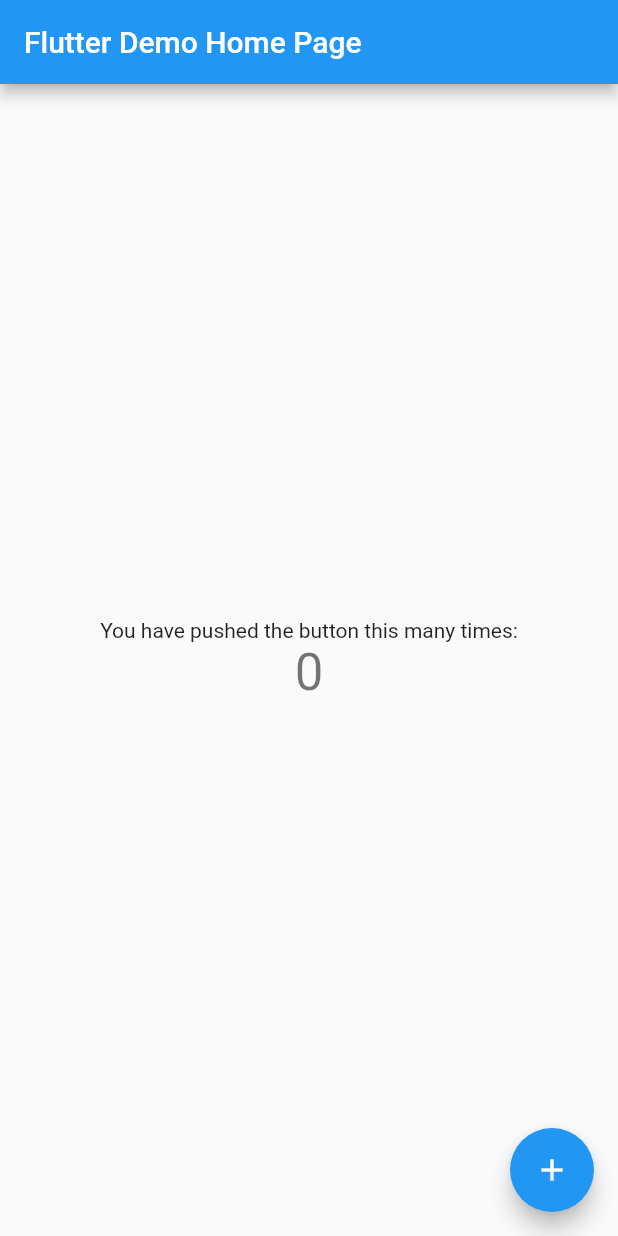
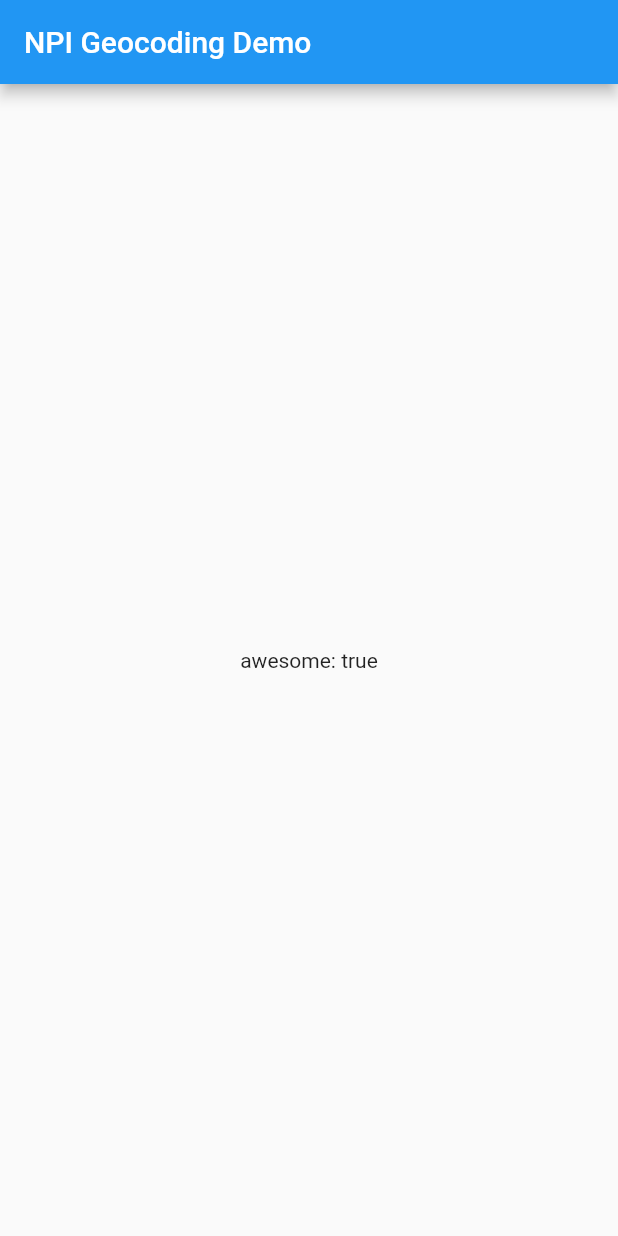
Before and after one commit to datagrove/dart_geocode, a Flutter app: the screen it shows after launch, on a phone screen of 412 x 824 dp. Run offline on Flutter 3.47's test engine with Material 2 defaults, Android fonts, the phone set to English and light mode, and no system bars.

Commit message:
Remove default flutter code

```diff
--- a/flutter_npi_geocode/lib/main.dart
+++ b/flutter_npi_geocode/lib/main.dart
@@ -1,8 +1,11 @@
 import 'package:flutter/material.dart';
+import 'package:dart_npi_geocode/dart_npi_geocode.dart';
 
 void main() {
   runApp(const MyApp());
 }
+
+var awesome = Awesome();
 
 class MyApp extends StatelessWidget {
   const MyApp({super.key});
@@ -11,7 +14,7 @@
   @override
   Widget build(BuildContext context) {
     return MaterialApp(
-      title: 'Flutter Demo',
+      title: 'NPI Geocoding Demo',
       theme: ThemeData(
         // This is the theme of your application.
         //
@@ -24,7 +27,7 @@
         // is not restarted.
         primarySwatch: Colors.blue,
       ),
-      home: const MyHomePage(title: 'Flutter Demo Home Page'),
+      home: const MyHomePage(title: 'NPI Geocoding Demo'),
     );
   }
 }
@@ -48,19 +51,6 @@
 }
 
 class _MyHomePageState extends State<MyHomePage> {
-  int _counter = 0;
-
-  void _incrementCounter() {
-    setState(() {
-      // This call to setState tells the Flutter framework that something has
-      // changed in this State, which causes it to rerun the build method below
-      // so that the display can reflect the updated values. If we changed
-      // _counter without calling setState(), then the build method would not be
-      // called again, and so nothing would appear to happen.
-      _counter++;
-    });
-  }
-
   @override
   Widget build(BuildContext context) {
     // This method is rerun every time setState is called, for instance as done
@@ -95,20 +85,11 @@
           // horizontal).
           mainAxisAlignment: MainAxisAlignment.center,
           children: <Widget>[
-            const Text(
-              'You have pushed the button this many times:',
-            ),
             Text(
-              '$_counter',
-              style: Theme.of(context).textTheme.headline4,
+              'awesome: ${awesome.isAwesome}',
             ),
           ],
         ),
-      ),
-      floatingActionButton: FloatingActionButton(
-        onPressed: _incrementCounter,
-        tooltip: 'Increment',
-        child: const Icon(Icons.add),
       ), // This trailing comma makes auto-formatting nicer for build methods.
     );
   }
--- a/lib/dart_npi_geocode.dart
+++ b/lib/dart_npi_geocode.dart
@@ -4,6 +4,5 @@
 library dart_npi_geocode;
 
 export 'src/dart_npi_geocode_base.dart';
-export 'src/start.dart';
 
 // TODO: Export any libraries intended for clients of this package.
--- a/lib/src/start.dart
+++ /dev/null
@@ -1,3 +0,0 @@
-void main() {
-  print("Hello World");
-}
```
